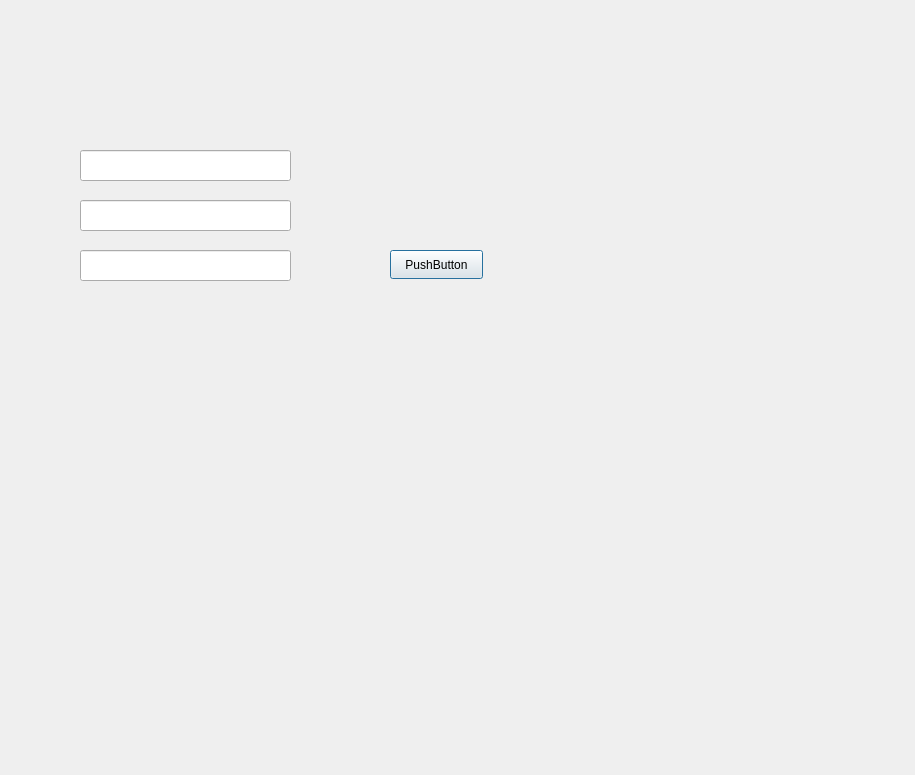
First picture: the form in 3_Solution/Client/DummyChefInterface/resetpassworddialog.ui, repository CiocAlexandru/2025_CAM_DummyChef, before the edit.
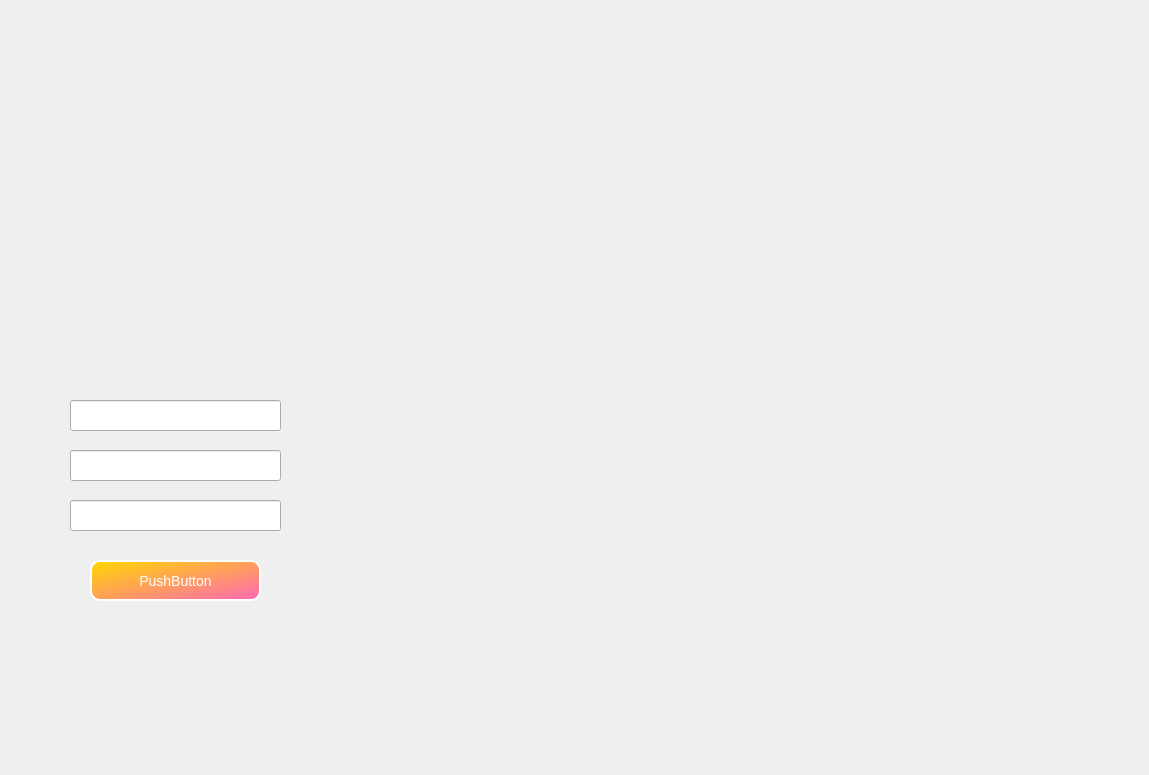
Second picture: the form after the edit.

Patch:
```diff
--- a/3_Solution/Client/DummyChefInterface/resetpassworddialog.ui
+++ b/3_Solution/Client/DummyChefInterface/resetpassworddialog.ui
@@ -6,7 +6,7 @@
    <rect>
     <x>0</x>
     <y>0</y>
-    <width>915</width>
+    <width>1149</width>
     <height>775</height>
    </rect>
   </property>
@@ -16,8 +16,8 @@
   <widget class="QLineEdit" name="codeLineEdit">
    <property name="geometry">
     <rect>
-     <x>80</x>
-     <y>150</y>
+     <x>70</x>
+     <y>400</y>
      <width>211</width>
      <height>31</height>
     </rect>
@@ -26,8 +26,8 @@
   <widget class="QLineEdit" name="newPasswordLineEdit">
    <property name="geometry">
     <rect>
-     <x>80</x>
-     <y>200</y>
+     <x>70</x>
+     <y>450</y>
      <width>211</width>
      <height>31</height>
     </rect>
@@ -36,8 +36,8 @@
   <widget class="QLineEdit" name="confirmPasswordLineEdit">
    <property name="geometry">
     <rect>
-     <x>80</x>
-     <y>250</y>
+     <x>70</x>
+     <y>500</y>
      <width>211</width>
      <height>31</height>
     </rect>
@@ -46,12 +46,30 @@
   <widget class="QPushButton" name="resetButton">
    <property name="geometry">
     <rect>
-     <x>390</x>
-     <y>250</y>
-     <width>93</width>
-     <height>29</height>
+     <x>90</x>
+     <y>560</y>
+     <width>171</width>
+     <height>41</height>
     </rect>
    </property>
+   <property name="styleSheet">
+    <string notr="true">QPushButton {
+    background: qlineargradient(x1:0, y1:0, x2:1, y2:1, stop:0 #FFD700, stop:1 #FF69B4); /* Gradient galben (#FFD700) spre roz (#FF69B4) */
+    color: white; /* Text alb pentru contrast */
+    border: 2px solid #FFFFFF; /* Bordură albă */
+    border-radius: 10px; /* Colțuri rotunjite */
+    padding: 8px; /* Spațiu interior */
+    font-size: 14px; /* Mărime font (poate fi ajustată și din proprietatea font) */
+}
+
+QPushButton:hover {
+    background: qlineargradient(x1:0, y1:0, x2:1, y2:1, stop:0 #FFEC8B, stop:1 #FF8C94); /* Gradient mai deschis la hover */
+}
+
+QPushButton:pressed {
+    background: qlineargradient(x1:0, y1:0, x2:1, y2:1, stop:0 #DAA520, stop:1 #FF1493); /* Gradient mai închis la apăsare */
+}</string>
+   </property>
    <property name="text">
     <string>PushButton</string>
    </property>
```
